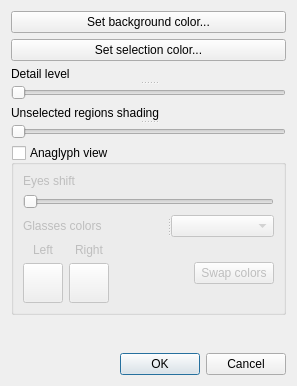
This is src/plugins/biostruct3d_view/src/ui/SettingsDialog.ui in violethaze74/ugene as Qt 5 draws it before an edit. The edited form follows.
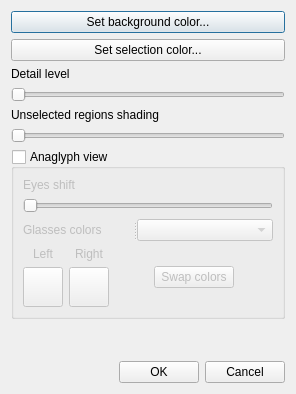
This is the edited form.

Commit message: Minor correction: the SettingsDialog has been changed to look properly in the russian translation. Unused "chech.ts" has been deleted.

What changed in the file:
```diff
--- a/src/plugins/biostruct3d_view/src/ui/SettingsDialog.ui
+++ b/src/plugins/biostruct3d_view/src/ui/SettingsDialog.ui
@@ -6,8 +6,8 @@
    <rect>
     <x>0</x>
     <y>0</y>
-    <width>297</width>
-    <height>386</height>
+    <width>296</width>
+    <height>394</height>
    </rect>
   </property>
   <property name="windowTitle">
@@ -16,31 +16,45 @@
   <property name="Size" stdset="0">
    <string notr="true">10</string>
   </property>
-  <layout class="QGridLayout" name="gridLayout_3">
-   <item row="0" column="0">
+  <layout class="QGridLayout" name="gridLayout_2">
+   <item row="0" column="0" colspan="2">
+    <layout class="QVBoxLayout" name="verticalLayout_3">
+     <item>
     <widget class="QPushButton" name="setBackgroundColorButton">
+       <property name="sizePolicy">
+        <sizepolicy hsizetype="Expanding" vsizetype="Fixed">
+         <horstretch>0</horstretch>
+         <verstretch>0</verstretch>
+        </sizepolicy>
+       </property>
      <property name="text">
       <string>Set background color...</string>
      </property>
     </widget>
    </item>
-   <item row="1" column="0">
+     <item>
     <widget class="QPushButton" name="setSelectionColorButton">
+       <property name="sizePolicy">
+        <sizepolicy hsizetype="Expanding" vsizetype="Fixed">
+         <horstretch>0</horstretch>
+         <verstretch>0</verstretch>
+        </sizepolicy>
+       </property>
      <property name="text">
       <string>Set selection color...</string>
      </property>
     </widget>
    </item>
-   <item row="2" column="0">
-    <widget class="QSplitter" name="splitter_4">
-     <property name="orientation">
-      <enum>Qt::Vertical</enum>
-     </property>
+     <item>
+      <layout class="QVBoxLayout" name="verticalLayout">
+       <item>
      <widget class="QLabel" name="label">
       <property name="text">
        <string>Detail level</string>
       </property>
      </widget>
+       </item>
+       <item>
      <widget class="QSlider" name="renderDetailLevelSlider">
       <property name="minimum">
        <number>50</number>
@@ -52,26 +66,74 @@
        <enum>Qt::Horizontal</enum>
       </property>
      </widget>
-    </widget>
-   </item>
-   <item row="3" column="0">
-    <widget class="QSplitter" name="splitter_3">
-     <property name="orientation">
-      <enum>Qt::Vertical</enum>
-     </property>
+       </item>
+      </layout>
+     </item>
+     <item>
+      <layout class="QVBoxLayout" name="verticalLayout_2">
+       <item>
      <widget class="QLabel" name="shadingLabel">
       <property name="text">
        <string>Unselected regions shading</string>
       </property>
      </widget>
+       </item>
+       <item>
      <widget class="QSlider" name="shadingSlider">
       <property name="orientation">
        <enum>Qt::Horizontal</enum>
       </property>
      </widget>
-    </widget>
-   </item>
-   <item row="4" column="0">
+       </item>
+      </layout>
+     </item>
+    </layout>
+   </item>
+   <item row="2" column="1">
+    <spacer name="verticalSpacer">
+     <property name="orientation">
+      <enum>Qt::Vertical</enum>
+     </property>
+     <property name="sizeHint" stdset="0">
+      <size>
+       <width>20</width>
+       <height>40</height>
+      </size>
+     </property>
+    </spacer>
+   </item>
+   <item row="3" column="0">
+    <spacer name="horizontalSpacer_2">
+     <property name="orientation">
+      <enum>Qt::Horizontal</enum>
+     </property>
+     <property name="sizeHint" stdset="0">
+      <size>
+       <width>111</width>
+       <height>22</height>
+      </size>
+     </property>
+    </spacer>
+   </item>
+   <item row="3" column="1">
+    <layout class="QHBoxLayout" name="horizontalLayout">
+     <item>
+      <widget class="QPushButton" name="okButton">
+       <property name="text">
+        <string>OK</string>
+       </property>
+      </widget>
+     </item>
+     <item>
+      <widget class="QPushButton" name="cancelButton">
+       <property name="text">
+        <string>Cancel</string>
+       </property>
+      </widget>
+     </item>
+    </layout>
+   </item>
+   <item row="1" column="0" colspan="2">
     <widget class="QGroupBox" name="anaglyphViewGroupBox">
      <property name="minimumSize">
       <size>
@@ -88,15 +150,17 @@
      <property name="checked">
       <bool>false</bool>
      </property>
-     <layout class="QGridLayout" name="gridLayout_2">
+     <layout class="QGridLayout" name="gridLayout_4">
       <item row="0" column="0">
+       <layout class="QVBoxLayout" name="verticalLayout_4">
+        <item>
        <widget class="QLabel" name="label_2">
         <property name="text">
          <string>Eyes shift</string>
         </property>
        </widget>
       </item>
-      <item row="1" column="0">
+        <item>
        <widget class="QSlider" name="eyesShiftSlider">
         <property name="minimum">
          <number>0</number>
@@ -112,39 +176,55 @@
         </property>
        </widget>
       </item>
-      <item row="2" column="0">
-       <widget class="QSplitter" name="splitter_2">
+       </layout>
+      </item>
+      <item row="1" column="0">
+       <widget class="QSplitter" name="splitter">
         <property name="orientation">
          <enum>Qt::Horizontal</enum>
         </property>
         <widget class="QLabel" name="glassesColorLabel">
          <property name="sizePolicy">
-          <sizepolicy hsizetype="Preferred" vsizetype="Preferred">
+          <sizepolicy hsizetype="Fixed" vsizetype="Preferred">
            <horstretch>0</horstretch>
            <verstretch>0</verstretch>
           </sizepolicy>
          </property>
          <property name="minimumSize">
           <size>
-           <width>100</width>
+           <width>110</width>
            <height>0</height>
           </size>
          </property>
+         <property name="maximumSize">
+          <size>
+           <width>110</width>
+           <height>16777215</height>
+          </size>
+         </property>
          <property name="text">
           <string>Glasses colors</string>
          </property>
         </widget>
         <widget class="QComboBox" name="glassesColorSchemeComboBox">
          <property name="sizePolicy">
-          <sizepolicy hsizetype="Preferred" vsizetype="Fixed">
+          <sizepolicy hsizetype="Expanding" vsizetype="Fixed">
            <horstretch>0</horstretch>
            <verstretch>0</verstretch>
           </sizepolicy>
          </property>
+         <property name="minimumSize">
+          <size>
+           <width>130</width>
+           <height>0</height>
+          </size>
+         </property>
         </widget>
        </widget>
       </item>
-      <item row="3" column="0">
+      <item row="2" column="0">
+       <layout class="QHBoxLayout" name="horizontalLayout_2">
+        <item>
        <layout class="QGridLayout" name="gridLayout">
         <item row="0" column="0">
          <widget class="QLabel" name="leftEyeColorLabel">
@@ -169,22 +249,6 @@
           </property>
          </widget>
         </item>
-        <item row="0" column="3" rowspan="2">
-         <widget class="QPushButton" name="swapColorsButton">
-          <property name="sizePolicy">
-           <sizepolicy hsizetype="Minimum" vsizetype="Maximum">
-            <horstretch>0</horstretch>
-            <verstretch>0</verstretch>
-           </sizepolicy>
-          </property>
-          <property name="text">
-           <string>Swap colors</string>
-          </property>
-          <property name="autoDefault">
-           <bool>false</bool>
-          </property>
-         </widget>
-        </item>
         <item row="1" column="0">
          <widget class="QPushButton" name="leftEyeColorChangeButton">
           <property name="sizePolicy">
@@ -232,7 +296,24 @@
           </property>
          </widget>
         </item>
-        <item row="0" column="2" rowspan="2">
+         </layout>
+        </item>
+        <item>
+         <layout class="QGridLayout" name="gridLayout_3">
+          <item row="0" column="1">
+           <spacer name="verticalSpacer_4">
+            <property name="orientation">
+             <enum>Qt::Vertical</enum>
+            </property>
+            <property name="sizeHint" stdset="0">
+             <size>
+              <width>72</width>
+              <height>13</height>
+             </size>
+            </property>
+           </spacer>
+          </item>
+          <item row="1" column="0">
          <spacer name="horizontalSpacer">
           <property name="orientation">
            <enum>Qt::Horizontal</enum>
@@ -245,32 +326,53 @@
           </property>
          </spacer>
         </item>
-       </layout>
-      </item>
-     </layout>
-    </widget>
-   </item>
-   <item row="5" column="0">
-    <spacer name="verticalSpacer">
-     <property name="orientation">
-      <enum>Qt::Vertical</enum>
-     </property>
-     <property name="sizeHint" stdset="0">
-      <size>
-       <width>20</width>
-       <height>40</height>
-      </size>
-     </property>
-    </spacer>
-   </item>
-   <item row="6" column="0">
-    <widget class="QDialogButtonBox" name="buttonBox">
+          <item row="1" column="1">
+           <widget class="QPushButton" name="swapColorsButton">
+            <property name="sizePolicy">
+             <sizepolicy hsizetype="Minimum" vsizetype="Maximum">
+              <horstretch>0</horstretch>
+              <verstretch>0</verstretch>
+             </sizepolicy>
+            </property>
+            <property name="text">
+             <string>Swap colors</string>
+            </property>
+            <property name="autoDefault">
+             <bool>false</bool>
+            </property>
+           </widget>
+          </item>
+          <item row="1" column="2">
+           <spacer name="horizontalSpacer_3">
      <property name="orientation">
       <enum>Qt::Horizontal</enum>
      </property>
-     <property name="standardButtons">
-      <set>QDialogButtonBox::Cancel|QDialogButtonBox::Ok</set>
-     </property>
+            <property name="sizeHint" stdset="0">
+             <size>
+              <width>40</width>
+              <height>20</height>
+             </size>
+            </property>
+           </spacer>
+          </item>
+          <item row="2" column="1">
+           <spacer name="verticalSpacer_3">
+            <property name="orientation">
+             <enum>Qt::Vertical</enum>
+            </property>
+            <property name="sizeHint" stdset="0">
+             <size>
+              <width>72</width>
+              <height>13</height>
+             </size>
+            </property>
+           </spacer>
+          </item>
+         </layout>
+        </item>
+       </layout>
+      </item>
+     </layout>
     </widget>
    </item>
   </layout>
```
Left out of the diff: 102 changed lines with no effect on the pictures. Lines whose indentation alone changed are shown as unchanged. The commit also changes 3 other files.
